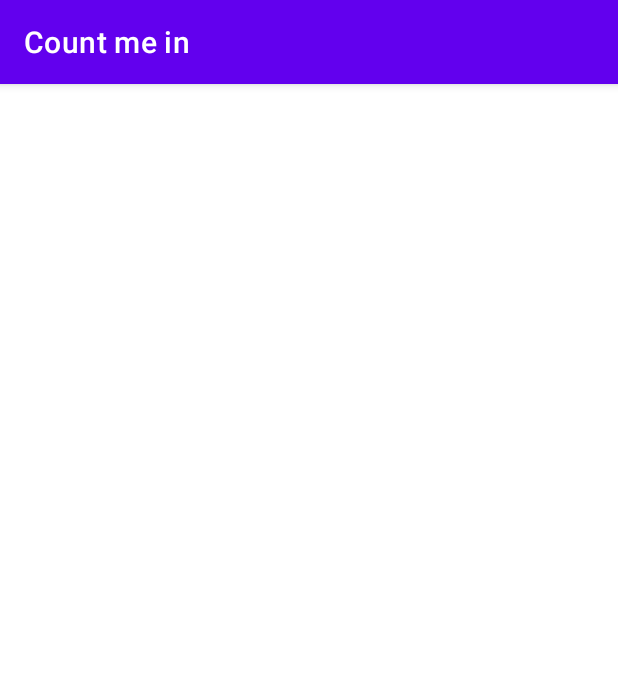
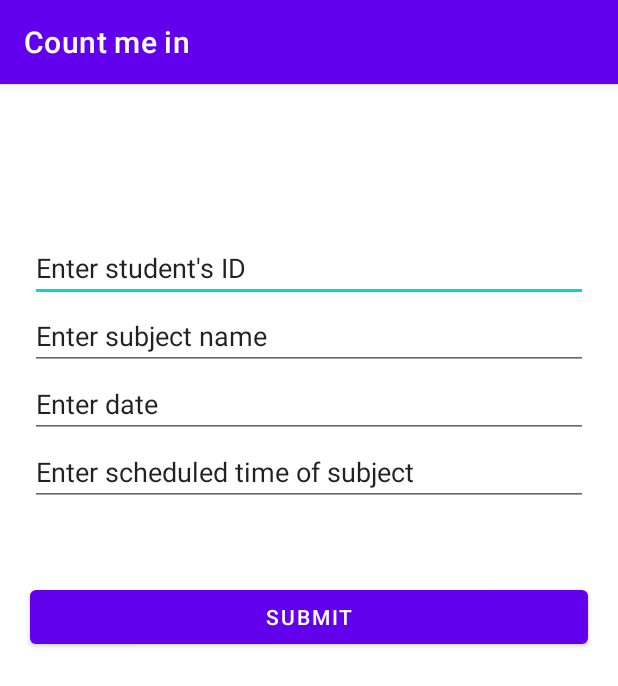
Before and after one commit to atheistd/countmein, an Android app: the f_atnmod screen opened directly, with no data from a screen before it, on a phone screen of 412 x 824 dp. Shown: the top 686 px of the screen. Run offline under Robolectric (Android 15) with nearby library versions, the phone set to English and light mode, and no system bars.

Commit message:
added layout to activity_f_atnmod.xml for accepting suid, subject, date an time for an entry with a submit button

```diff
--- a/app/src/main/res/layout/activity_f_atnmod.xml
+++ b/app/src/main/res/layout/activity_f_atnmod.xml
@@ -6,4 +6,56 @@
     android:layout_height="match_parent"
     tools:context=".f_atnmod">
 
+
+
+    <LinearLayout
+        android:layout_width="match_parent"
+        android:layout_height="wrap_content"
+        android:layout_gravity="center"
+        android:orientation="vertical" >
+
+        <EditText
+            android:id="@+id/takes_suid"
+            android:layout_marginTop="100dp"
+            android:layout_marginLeft="20dp"
+            android:layout_marginRight="20dp"
+            android:layout_width="match_parent"
+            android:layout_height="wrap_content"
+            android:text="Enter student's ID" />
+
+        <EditText
+            android:id="@+id/takes_subject"
+            android:layout_marginLeft="20dp"
+            android:layout_marginRight="20dp"
+            android:layout_width="match_parent"
+            android:layout_height="wrap_content"
+            android:text="Enter subject name" />
+
+        <EditText
+            android:id="@+id/takes_date"
+            android:layout_marginLeft="20dp"
+            android:layout_marginRight="20dp"
+            android:layout_width="match_parent"
+            android:layout_height="wrap_content"
+            android:text="Enter date" />
+
+        <EditText
+            android:id="@+id/takes_time"
+            android:layout_marginLeft="20dp"
+            android:layout_marginRight="20dp"
+            android:layout_width="match_parent"
+            android:layout_height="wrap_content"
+            android:text="Enter scheduled time of subject" />
+
+        <Button
+            android:id="@+id/mod_db"
+            android:layout_marginLeft="20dp"
+            android:layout_marginRight="20dp"
+            android:layout_marginTop="50dp"
+            android:layout_width="match_parent"
+            android:layout_height="wrap_content"
+            android:text="Submit" />
+
+    </LinearLayout>
+
 </androidx.constraintlayout.widget.ConstraintLayout>
```
